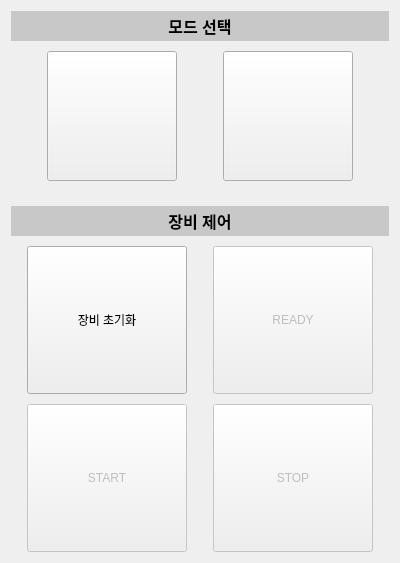
Before: the Qt Designer form Project/src/imaging/ImagingSW/controlpanel.ui in AndaCondaa/Dental_Imaging_SW_System, drawn with Qt 5.
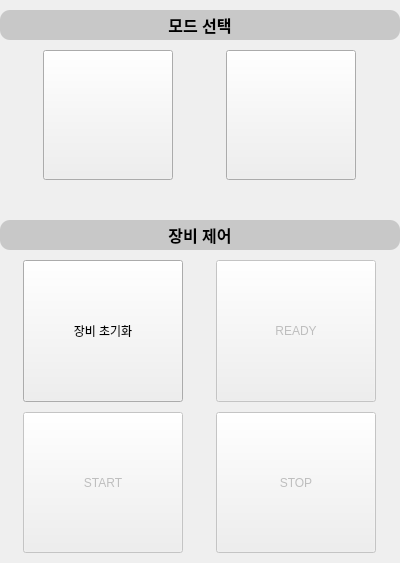
After: the same form once the commit is applied. Icons and pictures are not drawn.

```diff
--- a/Project/src/imaging/ImagingSW/controlpanel.ui
+++ b/Project/src/imaging/ImagingSW/controlpanel.ui
@@ -27,7 +27,19 @@
   </property>
   <layout class="QVBoxLayout" name="verticalLayout_3">
    <property name="spacing">
-    <number>25</number>
+    <number>40</number>
+   </property>
+   <property name="leftMargin">
+    <number>0</number>
+   </property>
+   <property name="topMargin">
+    <number>10</number>
+   </property>
+   <property name="rightMargin">
+    <number>0</number>
+   </property>
+   <property name="bottomMargin">
+    <number>10</number>
    </property>
    <item>
     <layout class="QVBoxLayout" name="verticalLayout_2">
@@ -36,6 +48,12 @@
      </property>
      <item>
       <widget class="QLabel" name="label">
+       <property name="sizePolicy">
+        <sizepolicy hsizetype="Preferred" vsizetype="Fixed">
+         <horstretch>0</horstretch>
+         <verstretch>0</verstretch>
+        </sizepolicy>
+       </property>
        <property name="minimumSize">
         <size>
          <width>0</width>
@@ -55,7 +73,9 @@
         </font>
        </property>
        <property name="styleSheet">
-        <string notr="true">background-color: rgb(200, 200, 200);</string>
+        <string notr="true">background-color: rgb(200, 200, 200);
+border-radius: 10px;
+</string>
        </property>
        <property name="frameShape">
         <enum>QFrame::NoFrame</enum>
@@ -194,6 +214,12 @@
      </property>
      <item>
       <widget class="QLabel" name="label_2">
+       <property name="sizePolicy">
+        <sizepolicy hsizetype="Preferred" vsizetype="Fixed">
+         <horstretch>0</horstretch>
+         <verstretch>0</verstretch>
+        </sizepolicy>
+       </property>
        <property name="minimumSize">
         <size>
          <width>0</width>
@@ -213,7 +239,8 @@
         </font>
        </property>
        <property name="styleSheet">
-        <string notr="true">background-color: rgb(200, 200, 200);</string>
+        <string notr="true">background-color: rgb(200, 200, 200);
+border-radius: 10px;</string>
        </property>
        <property name="text">
         <string>장비 제어</string>
@@ -239,7 +266,7 @@
          <property name="minimumSize">
           <size>
            <width>160</width>
-           <height>90</height>
+           <height>0</height>
           </size>
          </property>
          <property name="maximumSize">
@@ -273,7 +300,7 @@
          <property name="minimumSize">
           <size>
            <width>160</width>
-           <height>90</height>
+           <height>0</height>
           </size>
          </property>
          <property name="maximumSize">
@@ -307,7 +334,7 @@
          <property name="minimumSize">
           <size>
            <width>160</width>
-           <height>90</height>
+           <height>0</height>
           </size>
          </property>
          <property name="maximumSize">
@@ -335,7 +362,7 @@
          <property name="minimumSize">
           <size>
            <width>160</width>
-           <height>90</height>
+           <height>0</height>
           </size>
          </property>
          <property name="maximumSize">
```
